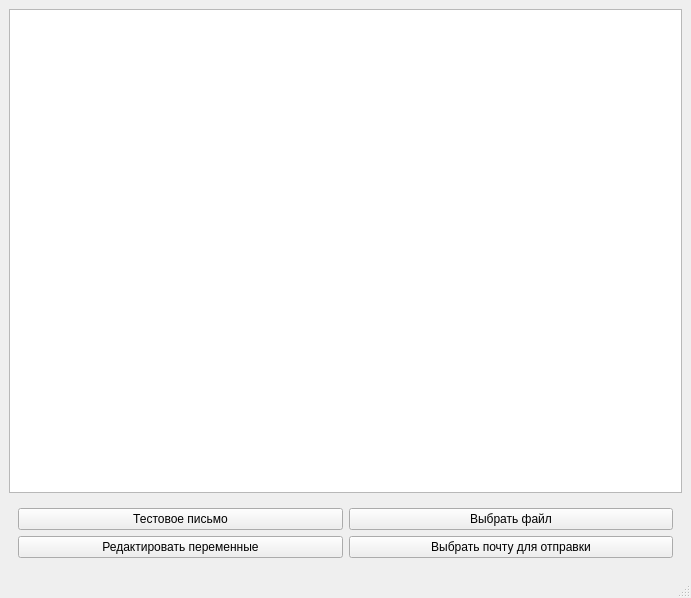
Before: the Qt Designer form Spammaker.ui in altnightfall/Spammaker, drawn with Qt 5.
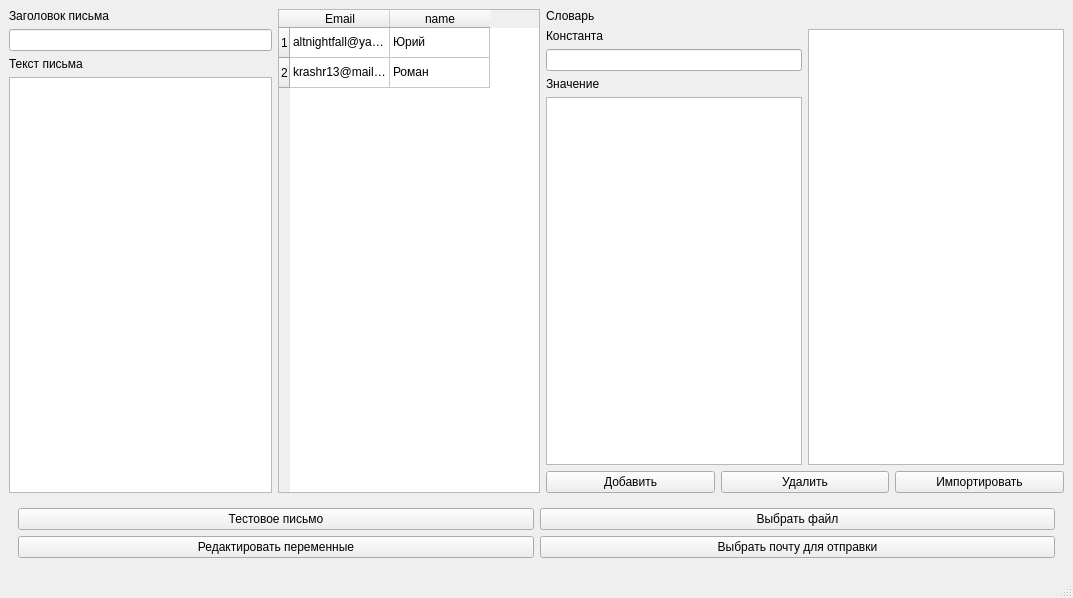
After: the same form once the commit is applied.

```diff
--- a/Spammaker.ui
+++ b/Spammaker.ui
@@ -6,7 +6,7 @@
    <rect>
     <x>0</x>
     <y>0</y>
-    <width>691</width>
+    <width>1073</width>
     <height>598</height>
    </rect>
   </property>
@@ -16,7 +16,146 @@
   <widget class="QWidget" name="centralwidget">
    <layout class="QVBoxLayout" name="verticalLayout">
     <item>
-     <widget class="QPlainTextEdit" name="plainTextEdit"/>
+     <layout class="QHBoxLayout" name="horizontalLayout">
+      <item>
+       <layout class="QVBoxLayout" name="verticalLayout_2">
+        <item>
+         <widget class="QLabel" name="label">
+          <property name="text">
+           <string>Заголовок письма</string>
+          </property>
+         </widget>
+        </item>
+        <item>
+         <widget class="QLineEdit" name="emailHeaderEdit"/>
+        </item>
+        <item>
+         <widget class="QLabel" name="label_2">
+          <property name="text">
+           <string>Текст письма</string>
+          </property>
+         </widget>
+        </item>
+        <item>
+         <widget class="QPlainTextEdit" name="plainTextEdit"/>
+        </item>
+       </layout>
+      </item>
+      <item>
+       <widget class="QTableWidget" name="variablesTableWidget">
+        <row>
+         <property name="text">
+          <string>1</string>
+         </property>
+        </row>
+        <row>
+         <property name="text">
+          <string>2</string>
+         </property>
+        </row>
+        <column>
+         <property name="text">
+          <string>Email</string>
+         </property>
+        </column>
+        <column>
+         <property name="text">
+          <string>name</string>
+         </property>
+        </column>
+        <item row="0" column="0">
+         <property name="text">
+          <string>altnightfall@yandex.ru</string>
+         </property>
+        </item>
+        <item row="0" column="1">
+         <property name="text">
+          <string>Юрий</string>
+         </property>
+        </item>
+        <item row="1" column="0">
+         <property name="text">
+          <string>krashr13@mail.ru</string>
+         </property>
+        </item>
+        <item row="1" column="1">
+         <property name="text">
+          <string>Роман</string>
+         </property>
+        </item>
+       </widget>
+      </item>
+      <item>
+       <layout class="QVBoxLayout" name="verticalLayout_3">
+        <item>
+         <widget class="QLabel" name="label_3">
+          <property name="enabled">
+           <bool>true</bool>
+          </property>
+          <property name="text">
+           <string>Словарь</string>
+          </property>
+         </widget>
+        </item>
+        <item>
+         <layout class="QHBoxLayout" name="horizontalLayout_2">
+          <item>
+           <layout class="QVBoxLayout" name="verticalLayout_4">
+            <item>
+             <widget class="QLabel" name="label_5">
+              <property name="text">
+               <string>Константа</string>
+              </property>
+             </widget>
+            </item>
+            <item>
+             <widget class="QLineEdit" name="constNameEdit"/>
+            </item>
+            <item>
+             <widget class="QLabel" name="label_4">
+              <property name="text">
+               <string>Значение</string>
+              </property>
+             </widget>
+            </item>
+            <item>
+             <widget class="QPlainTextEdit" name="constTextEdit"/>
+            </item>
+           </layout>
+          </item>
+          <item>
+           <widget class="QListView" name="constListView"/>
+          </item>
+         </layout>
+        </item>
+        <item>
+         <layout class="QHBoxLayout" name="horizontalLayout_3">
+          <item>
+           <widget class="QPushButton" name="saveConstToBufferButton">
+            <property name="text">
+             <string>Добавить</string>
+            </property>
+           </widget>
+          </item>
+          <item>
+           <widget class="QPushButton" name="deleteConstButton">
+            <property name="text">
+             <string>Удалить</string>
+            </property>
+           </widget>
+          </item>
+          <item>
+           <widget class="QPushButton" name="importConstButton">
+            <property name="text">
+             <string>Импортировать</string>
+            </property>
+           </widget>
+          </item>
+         </layout>
+        </item>
+       </layout>
+      </item>
+     </layout>
     </item>
     <item>
      <widget class="QFrame" name="frame">
```
Left out of the diff: 4 changed lines with no effect on the pictures.
